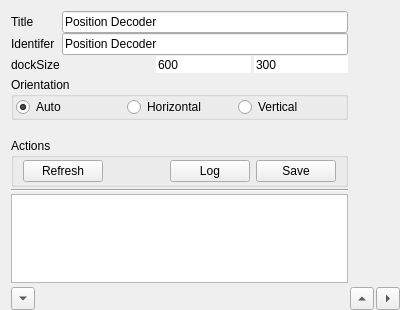
Before: the Qt Designer form src/pyphoplacecellanalysis/GUI/PyQtPlot/Widgets/DockPlanningHelperWidget/DockPlanningHelperWidget.ui in CommanderPho/pyPhoPlaceCellAnalysis, drawn with Qt 5.
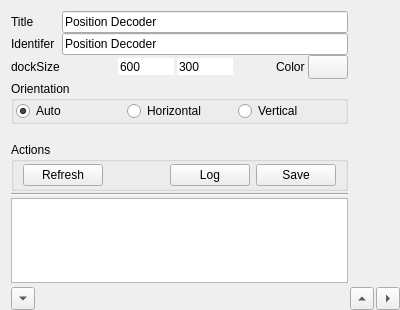
After: the same form once the commit is applied. Icons and pictures are not drawn. Custom widgets are drawn as their Qt base class.

What changed in the file:
```diff
--- a/src/pyphoplacecellanalysis/GUI/PyQtPlot/Widgets/DockPlanningHelperWidget/DockPlanningHelperWidget.ui
+++ b/src/pyphoplacecellanalysis/GUI/PyQtPlot/Widgets/DockPlanningHelperWidget/DockPlanningHelperWidget.ui
@@ -85,7 +85,7 @@
       </widget>
      </item>
      <item row="2" column="1">
-      <layout class="QHBoxLayout" name="horizontalLayout_Size" stretch="1,1,1">
+      <layout class="QHBoxLayout" name="horizontalLayout_Size" stretch="1,1,1,0,0,0">
        <property name="spacing">
         <number>3</number>
        </property>
@@ -173,6 +173,51 @@
          </property>
         </widget>
        </item>
+       <item>
+        <spacer name="horizontalSpacer_3">
+         <property name="orientation">
+          <enum>Qt::Horizontal</enum>
+         </property>
+         <property name="sizeHint" stdset="0">
+          <size>
+           <width>40</width>
+           <height>20</height>
+          </size>
+         </property>
+        </spacer>
+       </item>
+       <item>
+        <widget class="QLabel" name="label_4">
+         <property name="text">
+          <string>Color</string>
+         </property>
+        </widget>
+       </item>
+       <item>
+        <widget class="ColorButton" name="btnColorButton">
+         <property name="sizePolicy">
+          <sizepolicy hsizetype="Fixed" vsizetype="Fixed">
+           <horstretch>0</horstretch>
+           <verstretch>0</verstretch>
+          </sizepolicy>
+         </property>
+         <property name="minimumSize">
+          <size>
+           <width>24</width>
+           <height>24</height>
+          </size>
+         </property>
+         <property name="baseSize">
+          <size>
+           <width>24</width>
+           <height>24</height>
+          </size>
+         </property>
+         <property name="text">
+          <string/>
+         </property>
+        </widget>
+       </item>
       </layout>
      </item>
     </layout>
@@ -369,6 +414,13 @@
    </property>
   </action>
  </widget>
+ <customwidgets>
+  <customwidget>
+   <class>ColorButton</class>
+   <extends>QPushButton</extends>
+   <header location="global">pyqtgraph.widgets.ColorButton</header>
+  </customwidget>
+ </customwidgets>
  <tabstops>
   <tabstop>txtDockTitle</tabstop>
   <tabstop>txtDockIdentifier</tabstop>
```
Left out of the diff: 3 changed lines with no effect on the pictures.
